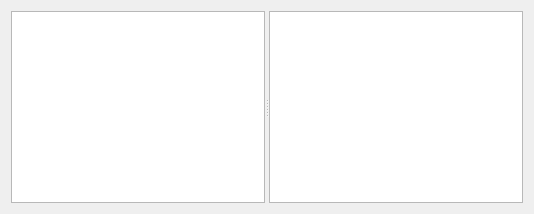
Old version of the form script_window.ui in the repository mikhailKhmel/database_viewer.
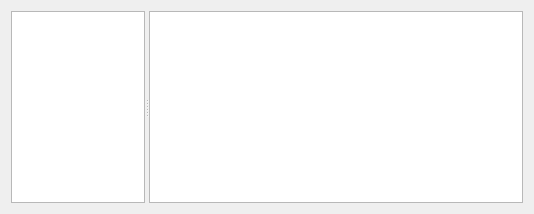
New version of the form.

Diff of the .ui file:
```diff
--- a/script_window.ui
+++ b/script_window.ui
@@ -16,6 +16,9 @@
   <layout class="QGridLayout" name="gridLayout">
    <item row="0" column="0">
     <widget class="QSplitter" name="splitter">
+     <property name="lineWidth">
+      <number>1</number>
+     </property>
      <property name="orientation">
       <enum>Qt::Horizontal</enum>
      </property>
@@ -23,6 +26,12 @@
       <bool>false</bool>
      </property>
      <widget class="QTextEdit" name="textEdit_rows">
+      <property name="sizePolicy">
+       <sizepolicy hsizetype="Preferred" vsizetype="Ignored">
+        <horstretch>0</horstretch>
+        <verstretch>0</verstretch>
+       </sizepolicy>
+      </property>
       <property name="font">
        <font>
         <pointsize>10</pointsize>
@@ -34,6 +43,9 @@
       <property name="horizontalScrollBarPolicy">
        <enum>Qt::ScrollBarAlwaysOff</enum>
       </property>
+      <property name="sizeAdjustPolicy">
+       <enum>QAbstractScrollArea::AdjustToContents</enum>
+      </property>
       <property name="readOnly">
        <bool>true</bool>
       </property>
```
Left out of the diff: 2 changed lines with no effect on the pictures.
